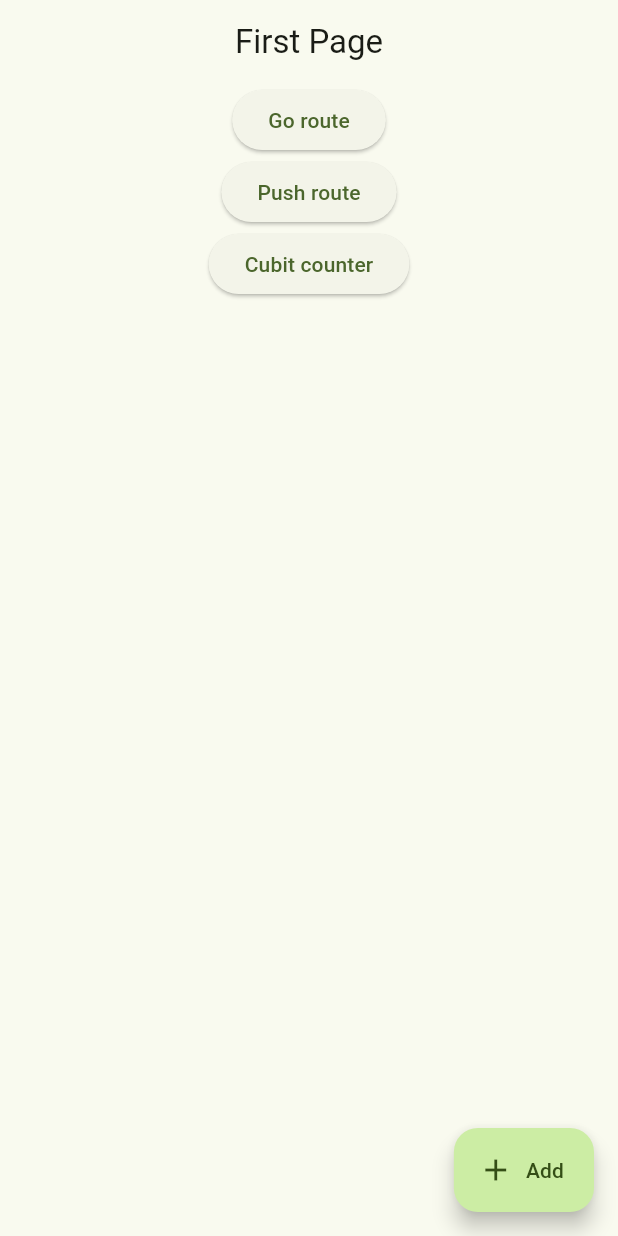
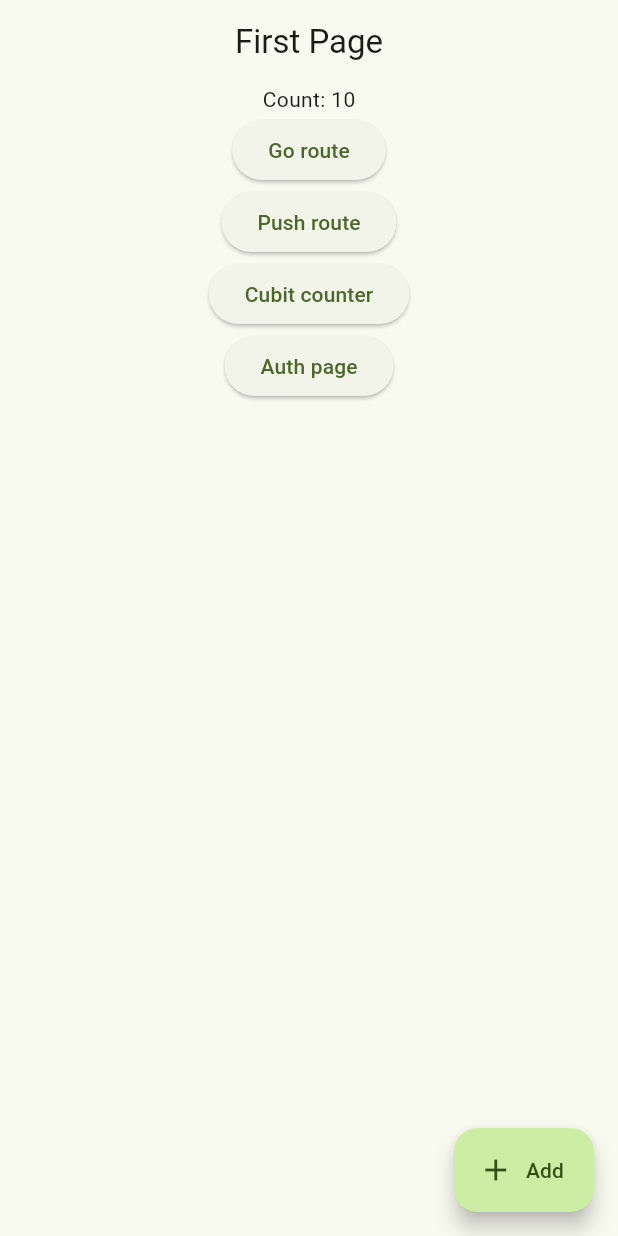
Before and after one commit to tykhonchuk/flutter, a Flutter app: the screen it shows after launch, after a tap on "Go route", after a tap on "Main page", on a phone screen of 412 x 824 dp. Run offline on Flutter 3.47's test engine with Material 3 defaults, Android fonts, the phone set to English and light mode, and no system bars; our stand-ins replace flutter_bloc, go_router; project files that could hold a hidden picture were left out.

Commit message:
DO NOT MERGE

```diff
--- a/lib/config/pages_route.dart
+++ b/lib/config/pages_route.dart
@@ -1,8 +1,8 @@
-
 enum PagesRoute {
   firstPage("/", "First Page"),
   secondPage("/second", "Second Page"),
-  thirdPage("/cubit", "Cubit Page");
+  thirdPage("/cubit", "Cubit Page"),
+  authPage("/auth", "Auth Page");
 
   const PagesRoute(this.path, this.name);
   final String path;
--- a/lib/main.dart
+++ b/lib/main.dart
@@ -4,32 +4,25 @@ import "package:go_router/go_router.dart";
 import "package:nav/config/pages_route.dart";
 import "package:nav/config/theme_dark.dart";
 import "package:nav/config/theme_light.dart";
+import "package:nav/cubit/auth_cubit.dart";
 import "package:nav/cubit/counter_cubit.dart";
+import "package:nav/pages/auth_page.dart";
 import "package:nav/pages/cubit_page.dart";
 import "package:nav/pages/first_page.dart";
 import "package:nav/pages/second_page.dart";
 
-
 void main() {
   final routeBuilders = {
-    PagesRoute.firstPage: (context, state) => const FirstPage(),
+    PagesRoute.firstPage: (context, state) => BlocProvider(create: (_) => CounterCubit(), child: const FirstPage()),
     PagesRoute.secondPage: (context, state) => const SecondPage(),
-    PagesRoute.thirdPage: (context, state) => const CubitPage(),
+    PagesRoute.thirdPage: (context, state) => BlocProvider(create: (_) => CounterCubit(), child: const CubitPage()),
+    PagesRoute.authPage: (context, state) => BlocProvider(create: (_) => AuthCubit(), child: const AuthPage()),
   };
   final goRoute = GoRouter(
     routes:
-      PagesRoute.values.map((route) {
-        return GoRoute(path: route.path, name: route.name, builder: routeBuilders[route]);
-      }).toList(),
+        PagesRoute.values.map((route) {
+          return GoRoute(path: route.path, name: route.name, builder: routeBuilders[route]);
+        }).toList(),
   );
-  runApp(
-    BlocProvider(
-      create: (_) => CounterCubit(),
-      child: MaterialApp.router(
-        routerConfig: goRoute,
-        theme: themeLight,
-        darkTheme: themeDark,
-      ),
-    ),
-  );
+  runApp(MaterialApp.router(routerConfig: goRoute, theme: themeLight, darkTheme: themeDark));
 }
--- a/lib/pages/cubit_page.dart
+++ b/lib/pages/cubit_page.dart
@@ -9,11 +9,9 @@ class CubitPage extends StatelessWidget {
 
   @override
   Widget build(BuildContext context) {
-    return BlocProvider(
-      create: (_) => CounterCubit(),
-      child: Builder(
-        builder: (context) {
-          return Scaffold(
+    return BlocBuilder<CounterCubit, int>(
+      builder:
+          (context, count) => Scaffold(
             appBar: AppBar(title: const Text("Cubit Page")),
             body: Center(
               child: Column(
@@ -24,23 +22,17 @@ class CubitPage extends StatelessWidget {
                     },
                     child: const Text("Main page"),
                   ),
-                  BlocBuilder<CounterCubit, int>(
-                    builder: (context, count) {
-                      return Text("Count: $count");
-                    },
-                  ),
+                  Text("Count: $count"),
                   Row(
                     mainAxisAlignment: MainAxisAlignment.center,
                     children: [
                       ElevatedButton(
-                        onPressed: () =>
-                            context.read<CounterCubit>().increment(),
+                        onPressed: () => context.read<CounterCubit>().increment(),
                         child: const Text("Increment"),
                       ),
                       const SizedBox(width: 16),
                       ElevatedButton(
-                        onPressed: () =>
-                            context.read<CounterCubit>().decrement(),
+                        onPressed: () => context.read<CounterCubit>().decrement(),
                         child: const Text("Decrement"),
                       ),
                     ],
@@ -48,9 +40,7 @@ class CubitPage extends StatelessWidget {
                 ],
               ),
             ),
-          );
-        },
-      ),
+          ),
     );
   }
 }
--- a/lib/pages/first_page.dart
+++ b/lib/pages/first_page.dart
@@ -1,6 +1,8 @@
 import "package:flutter/material.dart";
+import "package:flutter_bloc/flutter_bloc.dart";
 import "package:go_router/go_router.dart";
 import "package:nav/config/pages_route.dart";
+import "package:nav/cubit/counter_cubit.dart";
 
 class FirstPage extends StatelessWidget {
   const FirstPage({super.key});
@@ -10,6 +12,11 @@ class FirstPage extends StatelessWidget {
       appBar: AppBar(centerTitle: true, title: const Text("First Page")),
       body: Column(
         children: [
+          BlocBuilder<CounterCubit, int>(
+            builder: (context, count) {
+              return Text("Count: $count");
+            },
+          ),
           Center(
             child: ElevatedButton(
               child: const Text("Go route"),
@@ -34,6 +41,14 @@ class FirstPage extends StatelessWidget {
               },
             ),
           ),
+          Center(
+            child: ElevatedButton(
+              child: const Text("Auth page"),
+              onPressed: () {
+                context.push(PagesRoute.authPage.path);
+              },
+            ),
+          ),
         ],
       ),
       floatingActionButton: FloatingActionButton.extended(
```
Also changed, not shown: lib/cubit/auth_cubit.dart (added, +28 -0 lines), lib/cubit/auth_state.dart (added, +26 -0 lines), lib/cubit/counter_cubit.dart (+11 -3 lines), lib/pages/auth_page.dart (added, +66 -0 lines).
